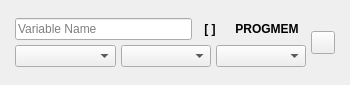
The window that UI/Arduino/glitch-object-variable-arduino.ui (textbrowser/glitch) describes before a commit, drawn with Qt 5.
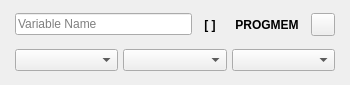
The same window after the commit. Icons and pictures are not drawn.

The edit to the form file:
```diff
--- a/UI/Arduino/glitch-object-variable-arduino.ui
+++ b/UI/Arduino/glitch-object-variable-arduino.ui
@@ -21,17 +21,15 @@
     <number>15</number>
    </property>
    <property name="topMargin">
-    <number>0</number>
+    <number>5</number>
    </property>
    <property name="rightMargin">
     <number>15</number>
    </property>
    <property name="bottomMargin">
-    <number>0</number>
+    <number>5</number>
    </property>
    <item>
-    <layout class="QGridLayout" name="gridLayout">
-     <item row="0" column="0">
       <layout class="QHBoxLayout" name="horizontalLayout">
        <item>
         <widget class="QLineEdit" name="name">
@@ -93,9 +91,7 @@
          </property>
         </widget>
        </item>
-      </layout>
-     </item>
-     <item row="0" column="1" rowspan="2">
+     <item>
       <widget class="QToolButton" name="context_menu">
        <property name="text">
         <string/>
@@ -106,7 +102,9 @@
        </property>
       </widget>
      </item>
-     <item row="1" column="0">
+    </layout>
+   </item>
+   <item>
       <layout class="QHBoxLayout" name="horizontalLayout_2">
        <item>
         <widget class="QComboBox" name="qualifier">
@@ -215,8 +213,6 @@
       </layout>
      </item>
     </layout>
-   </item>
-  </layout>
  </widget>
  <tabstops>
   <tabstop>name</tabstop>
```
Left out of the diff: 2 changed lines with no effect on the pictures. Lines whose indentation alone changed are shown as unchanged.
